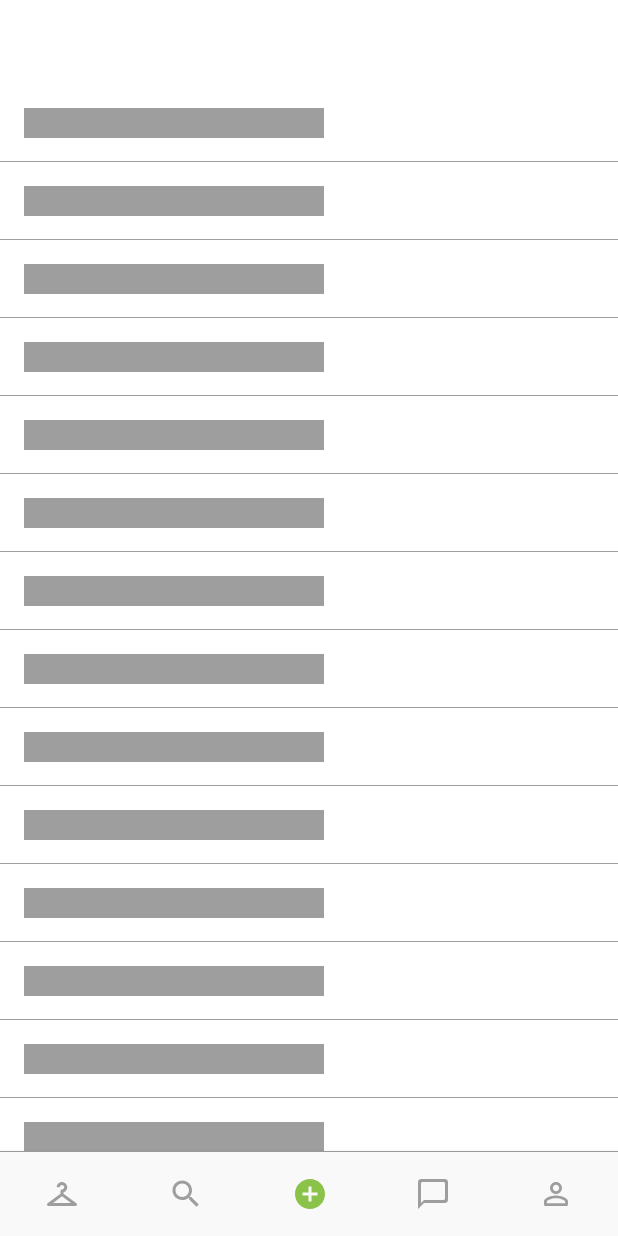
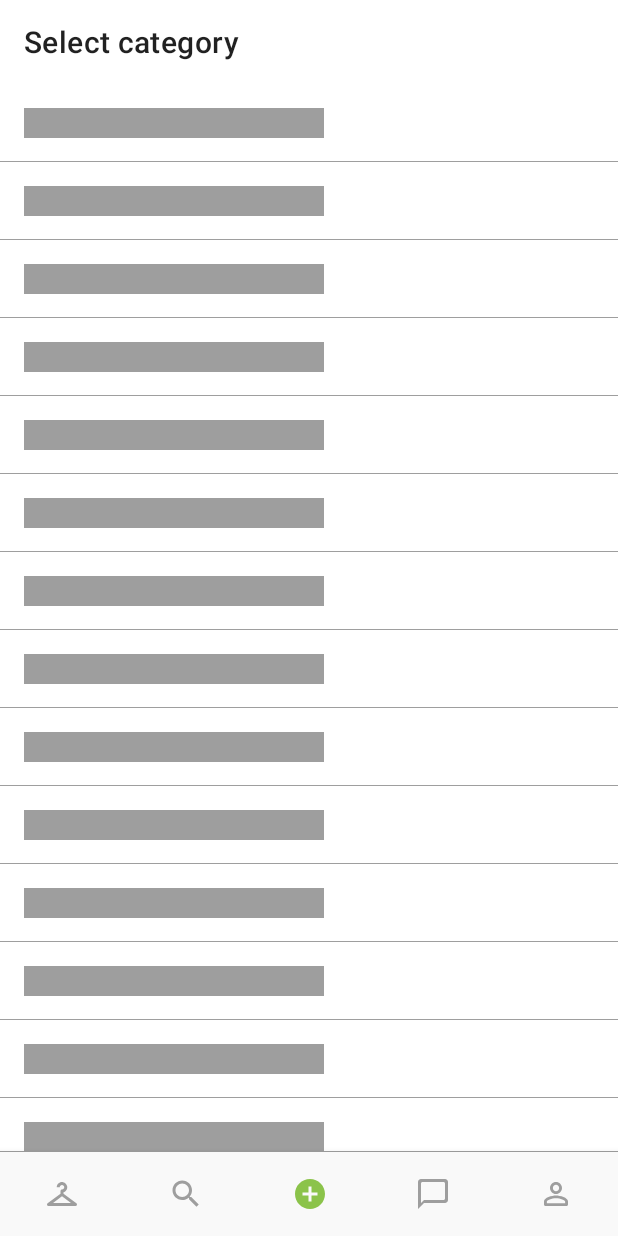
Before and after one commit to t3ddyss/Clother, an Android app: the OfferCategoryFragment screen opened through its navigation route, on a phone screen of 412 x 824 dp. Run offline under Robolectric (Android 15) with nearby library versions, the phone set to English and light mode, and no system bars; our stand-ins replace Dagger/Hilt's generated code, Room's generated code, Shimmer, navigation-ui, paging; network calls fail; 3 statements that could not run were skipped.

Commit message:
Add nested navgraph

```diff
--- a/Client/app/src/main/java/com/t3ddyss/clother/MainActivity.kt
+++ b/Client/app/src/main/java/com/t3ddyss/clother/MainActivity.kt
@@ -225,6 +225,8 @@ class MainActivity : AppCompatActivity() {
         R.id.signUpFragment, R.id.galleryFragment)
 
         private val fragmentsWithInvisibleToolbar = setOf(R.id.signUpFragment)
+        private val fragmentsWithToolbarLabel = setOf(R.id.offerCategoryFragment,
+            R.id.offerEditorFragment, R.id.galleryFragment)
 
         private val fragmentsWithoutNavIcon = setOf(R.id.homeFragment,
                 R.id.messagesFragment, R.id.profileFragment)
@@ -238,6 +240,7 @@ class MainActivity : AppCompatActivity() {
             arguments: Bundle?
         ) {
             with (binding) {
+                // NavView visibility
                 if (destination.id !in fragmentsWithoutBottomNav && !navView.isVisible) {
                     animateBottomNav()
                     navView.isVisible = true
@@ -249,6 +252,7 @@ class MainActivity : AppCompatActivity() {
                 }
 
 
+                // Toolbar visibility
                 if (destination.id !in fragmentsWithoutToolbar && !toolbar.isVisible) {
                     animateToolbar()
                     toolbar.isVisible = true
@@ -264,6 +268,8 @@ class MainActivity : AppCompatActivity() {
                     }
                 }
 
+
+                // Toolbar icon
                 if (destination.id !in fragmentsWithoutNavIcon
                         && destination.id in fragmentsWithCustomUpIcon) {
                     setIconClose(toolbar)
@@ -271,6 +277,14 @@ class MainActivity : AppCompatActivity() {
 
                 else if (destination.id !in fragmentsWithoutNavIcon){
                     setIconUp(toolbar)
+                }
+
+                // Toolbar title
+                if (destination.id in fragmentsWithToolbarLabel) {
+                    supportActionBar?.setDisplayShowTitleEnabled(true)
+                }
+                else {
+                    supportActionBar?.setDisplayShowTitleEnabled(false)
                 }
             }
         }
--- a/Client/app/src/main/java/com/t3ddyss/clother/ui/offer_category/OfferCategoryFragment.kt
+++ b/Client/app/src/main/java/com/t3ddyss/clother/ui/offer_category/OfferCategoryFragment.kt
@@ -60,7 +60,7 @@ class OfferCategoryFragment : Fragment() {
 
             else {
                 val action = OfferCategoryFragmentDirections
-                        .actionAddOfferFragmentToOfferEditorFragment(it)
+                    .offerCategoryToOfferEditorGraph(it)
                 findNavController().navigate(action)
             }
         }
--- a/Client/app/src/main/res/navigation/main_graph.xml
+++ b/Client/app/src/main/res/navigation/main_graph.xml
@@ -26,7 +26,7 @@
     <fragment
         android:id="@+id/offerCategoryFragment"
         android:name="com.t3ddyss.clother.ui.offer_category.OfferCategoryFragment"
-        android:label="fragment_category"
+        android:label="@string/select_category"
         tools:layout="@layout/fragment_offer_category" >
         <argument
             android:name="parent_id"
@@ -37,8 +37,8 @@
             app:destination="@id/offerCategoryFragment">
         </action>
         <action
-            android:id="@+id/action_addOfferFragment_to_offerEditorFragment"
-            app:destination="@id/offerEditorFragment" />
+            android:id="@+id/offerCategory_to_offerEditorGraph"
+            app:destination="@id/offer_editor_graph" />
     </fragment>
 
     <fragment
@@ -54,7 +54,7 @@
         tools:layout="@layout/fragment_profile" >
         <action
             android:id="@+id/action_profileFragment_to_offerEditorFragment"
-            app:destination="@id/offerEditorFragment" />
+            app:destination="@id/offer_editor_graph" />
     </fragment>
 
     <fragment
@@ -80,6 +80,7 @@
             app:popUpTo="@id/signUpFragment"
             app:popUpToInclusive="true" />
     </fragment>
+
     <fragment
         android:id="@+id/emailActionFragment"
         android:name="com.t3ddyss.clother.ui.email_confirmation.EmailConfirmationFragment"
@@ -102,6 +103,7 @@
             app:popUpTo="@id/signInFragment"
             app:popUpToInclusive="true" />
     </fragment>
+
     <fragment
         android:id="@+id/signInFragment"
         android:name="com.t3ddyss.clother.ui.sign_in.SignInFragment"
@@ -120,6 +122,7 @@
             app:popEnterAnim="@anim/slide_in_left"
             app:popExitAnim="@anim/slide_out_right"/>
     </fragment>
+
     <fragment
         android:id="@+id/resetPasswordFragment"
         android:name="com.t3ddyss.clother.ui.password_recovery.PasswordRecoveryFragment"
@@ -131,14 +134,20 @@
             app:popEnterAnim="@anim/slide_in_left"
             app:popExitAnim="@anim/slide_out_right" />
     </fragment>
+
+    <navigation android:id="@+id/offer_editor_graph"
+        app:startDestination="@id/offerEditorFragment">
+        <argument
+            android:name="category"
+            app:argType="com.t3ddyss.clother.models.Category" />
         <fragment
             android:id="@+id/offerEditorFragment"
             android:name="com.t3ddyss.clother.ui.offer_editor.OfferEditorFragment"
-        android:label="fragment_offer_editor"
-        tools:layout="@layout/fragment_offer_editor" >
+            android:label="@string/new_offer"
+            tools:layout="@layout/fragment_offer_editor">
             <argument
                 android:name="category"
-            app:argType="com.t3ddyss.clother.models.Category"/>
+                app:argType="com.t3ddyss.clother.models.Category" />
             <action
                 android:id="@+id/action_offerEditorFragment_to_galleryFragment"
                 app:destination="@id/galleryFragment" />
@@ -146,6 +155,7 @@
         <fragment
             android:id="@+id/galleryFragment"
             android:name="com.t3ddyss.clother.ui.gallery.GalleryFragment"
-        android:label="fragment_gallery"
+            android:label="@string/select_images"
             tools:layout="@layout/fragment_gallery" />
     </navigation>
+</navigation>
--- a/Client/app/src/main/res/values/strings.xml
+++ b/Client/app/src/main/res/values/strings.xml
@@ -51,4 +51,6 @@
     <string name="size_l">L</string>
     <string name="size_m">M</string>
     <string name="size_s">S</string>
+    <string name="select_category">Select category</string>
+    <string name="select_images">Select images</string>
 </resources>
```
Lines whose indentation alone changed are shown as unchanged.
